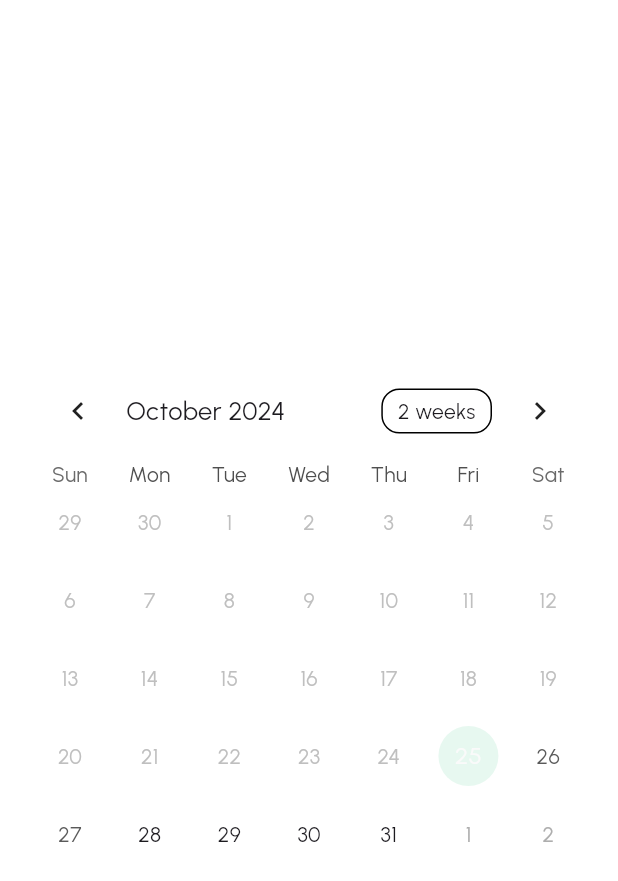
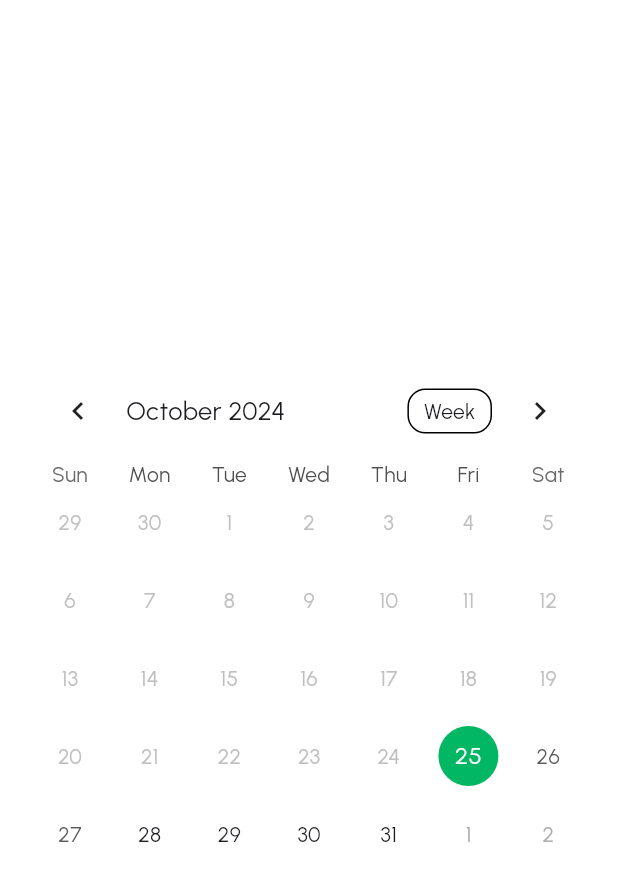
Before and after one commit to lusnyak/watt_hub, a Flutter app: the screen it shows after launch, on a phone screen of 412 x 824 dp. Shown: the top 881 px of the screen. Run offline on Flutter 3.47's test engine with Material 3 defaults, Android fonts, the phone set to English and light mode, and no system bars; drawn by our look-alikes of table_calendar; our stand-ins replace auto_route, awesome_extensions, bloc, dio, dropdown_button2, flutter_bloc and 15 more; missing offline and left inert: flutter_map_marker_cluster; generated files the repository leaves out were written again.

Commit message:
A few changes to the calendar
A few changes to the calendar

```diff
--- a/lib/presentation/screens/uikit_example/uikit_calendar.dart
+++ b/lib/presentation/screens/uikit_example/uikit_calendar.dart
@@ -9,27 +9,22 @@ class UikitCalendar extends StatefulWidget {
 }
 
 class _UikitCalendarState extends State<UikitCalendar> {
-  DateTime _focusedDay = DateTime.now();
   DateTime? _selectedDay;
 
   @override
   Widget build(BuildContext context) {
     return Scaffold(
-
       body: Column(
         mainAxisAlignment: MainAxisAlignment.center,
         children: [
           WHCalendar(
-        focusedDay: _focusedDay,
             selectedDay: _selectedDay,
             onDaySelected: (selectedDay, focusedDay) {
               setState(() {
                 _selectedDay = selectedDay;
-            _focusedDay = focusedDay;
               });
             },
           ),
-
         ],
       ),
     );
--- a/packages/watt_hub_uikit/lib/src/widgets/calendar/wh_calendar.dart
+++ b/packages/watt_hub_uikit/lib/src/widgets/calendar/wh_calendar.dart
@@ -2,43 +2,58 @@ import 'package:flutter/material.dart';
 import 'package:table_calendar/table_calendar.dart';
 import 'package:watt_hub_uikit/watt_hub_uikit.dart';
 
-class WHCalendar extends StatelessWidget {
+class WHCalendar extends StatefulWidget {
   const WHCalendar({
     super.key,
-    required this.focusedDay,
     this.selectedDay,
     required this.onDaySelected,
   });
 
-  final DateTime focusedDay;
   final DateTime? selectedDay;
   final Function(DateTime selectedDay, DateTime focusedDay) onDaySelected;
 
   @override
+  State<WHCalendar> createState() => _WHCalendarState();
+}
+
+class _WHCalendarState extends State<WHCalendar> {
+  CalendarFormat _calendarFormat = CalendarFormat.month;
+
+  @override
   Widget build(BuildContext context) {
-    final firstDay = DateTime(DateTime.now().year, DateTime.now().month, 1);
+    final firstDay = DateTime.now();
     return TableCalendar(
-      focusedDay: focusedDay,
-      firstDay: DateTime.now(),
+      focusedDay: DateTime.now(),
+      firstDay: firstDay,
       lastDay: DateTime.utc(2030, 12, 31),
+      rangeStartDay: DateTime.now(),
+      availableCalendarFormats: const {
+        CalendarFormat.month: 'Month',
+        CalendarFormat.week: 'Week',
+      },
       selectedDayPredicate: (day) {
-        return isSameDay(selectedDay, day);
+        return isSameDay(widget.selectedDay, day);
       },
       onDaySelected: (selectedDay, focusedDay) {
-        if (selectedDay.isBefore(firstDay)) {
-          return;
-        }
-        onDaySelected(selectedDay, focusedDay);
+        widget.onDaySelected(selectedDay, focusedDay);
+      },
+      calendarFormat: _calendarFormat,
+      onFormatChanged: (format) {
+        setState(() {
+          _calendarFormat = format;
+        });
       },
       calendarStyle: const CalendarStyle(
         todayDecoration: BoxDecoration(
-          color: WattHubColors.primaryLightGreenColor,
+          color: WattHubColors.primaryGreenColor,
           shape: BoxShape.circle,
         ),
+
         selectedDecoration: BoxDecoration(
           color: WattHubColors.primaryGreenColor,
           shape: BoxShape.circle,
         ),
+
       ),
     );
   }
```
Lines whose indentation alone changed are shown as unchanged.
